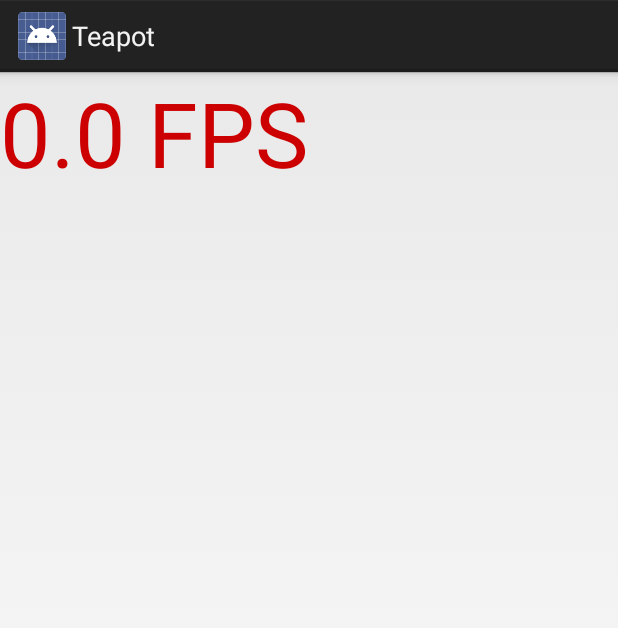
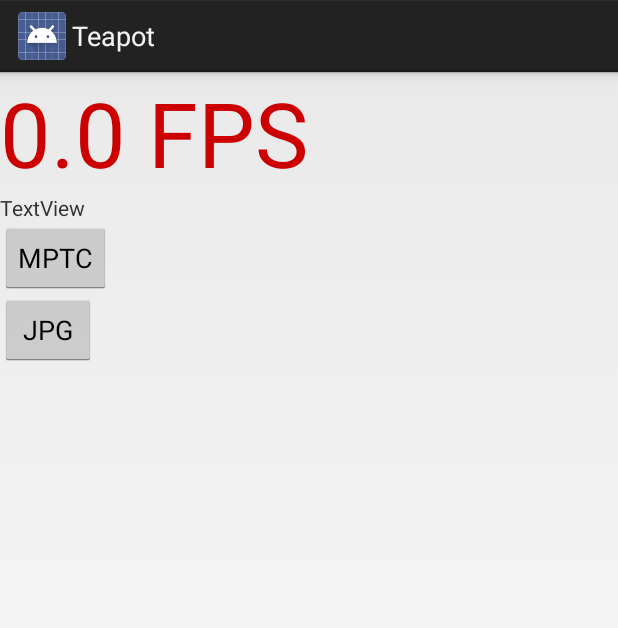
Before and after one commit to IamSVP/TC-Renderer, an Android app: the layout widgets.xml on its own in the app's theme, with its tools: preview values and no code run, on a phone screen of 412 x 824 dp. Shown: the top 628 px of the screen. Run offline under Robolectric (Android 15) with nearby library versions, the phone set to English and light mode, and no system bars.

Commit message:
Added buttons to switch between algorithms, needs debugging

```diff
--- a/TC-Renderer/src/main/AndroidManifest.xml
+++ b/TC-Renderer/src/main/AndroidManifest.xml
@@ -10,7 +10,7 @@
   <application
       android:allowBackup="false"
       android:fullBackupContent="false"
-      android:debuggable="false"
+      android:debuggable="true"
       android:supportsRtl="true"
       android:icon="@mipmap/ic_launcher"
       android:label="@string/app_name"
--- a/TC-Renderer/src/main/res/layout/widgets.xml
+++ b/TC-Renderer/src/main/res/layout/widgets.xml
@@ -15,6 +15,26 @@
         android:textAppearance="?android:attr/textAppearanceMedium"
         android:textColor="@android:color/holo_red_dark" />
 
+
+    <TextView
+        android:id="@+id/algorithm"
+        android:layout_width="match_parent"
+        android:layout_height="wrap_content"
+        android:text="TextView" />
+
+    <Button
+        android:id="@+id/mptc"
+        android:layout_width="wrap_content"
+        android:layout_height="wrap_content"
+        android:text="MPTC"
+        android:onClick="setMPTC"/>
+
+    <Button
+        android:id="@+id/jpg"
+        android:layout_width="wrap_content"
+        android:layout_height="wrap_content"
+        android:text="JPG"
+        android:onClick="setJPG"/>
 
     <TextView
         android:id="@+id/textViewGPULoad"
@@ -43,4 +63,6 @@
         android:text=""
         android:textAppearance="?android:attr/textAppearanceMedium"
         android:textColor="@android:color/holo_red_dark" />
+
+
 </LinearLayout>
```
Also changed, not shown: TC-Renderer/src/main/java/com/sample/teapot/SceneNativeActivity.java (+24 -20 lines), TC-Renderer/src/main/java/com/sample/teapot/UILib.java (added, +14 -0 lines), 3 other files.
